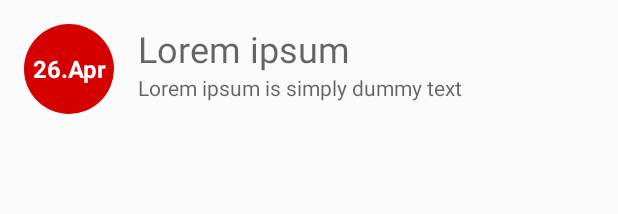
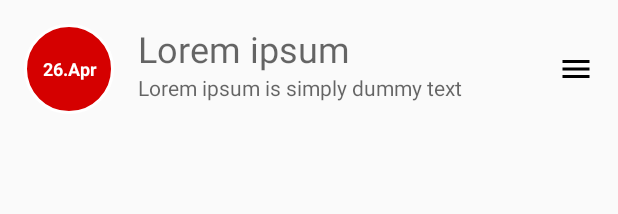
Before and after one commit to anvukelic/ADAZadaca, an Android app: the layout item_task.xml on its own in the app's theme, with its tools: preview values and no code run, on a phone screen of 412 x 824 dp. Shown: the top 214 px of the screen. Run offline under Robolectric (Android 15) with nearby library versions, the phone set to English and light mode, and no system bars.

Commit message:
Click listeners added
Need to fix problems with action on items click

```diff
--- a/app/src/main/java/ada/osc/taskie/TaskRepository.java
+++ b/app/src/main/java/ada/osc/taskie/TaskRepository.java
@@ -33,6 +33,8 @@ public class TaskRepository {
         mDatabase.delete(task);
     }
 
+    public void updateTaskPriority(Task task){mDatabase.updateTaskPriorty(task);}
+
     public List<Task> getTasks(){
         return mDatabase.getTasks();
     }
--- a/app/src/main/res/drawable-v24/shape_low_priority.xml
+++ b/app/src/main/res/drawable-v24/shape_low_priority.xml
@@ -2,4 +2,7 @@
     android:shape="oval">
     <solid
         android:color="#FFD600"/>
+    <stroke
+        android:width="2dp"
+        android:color="@android:color/background_light" />
 </shape>
--- a/app/src/main/res/drawable-v24/shape_medium_priority.xml
+++ b/app/src/main/res/drawable-v24/shape_medium_priority.xml
@@ -2,4 +2,7 @@
     android:shape="oval">
     <solid
         android:color="#FF9800"/>
+    <stroke
+        android:width="2dp"
+        android:color="@android:color/background_light" />
 </shape>
--- /dev/null
+++ b/app/src/main/res/drawable/ic_menu_black_24dp.xml
@@ -0,0 +1,9 @@
+<vector xmlns:android="http://schemas.android.com/apk/res/android"
+        android:width="24dp"
+        android:height="24dp"
+        android:viewportWidth="24.0"
+        android:viewportHeight="24.0">
+    <path
+        android:fillColor="#FF000000"
+        android:pathData="M3,18h18v-2L3,16v2zM3,13h18v-2L3,11v2zM3,6v2h18L21,6L3,6z"/>
+</vector>
--- a/app/src/main/res/drawable/shape_high_priority.xml
+++ b/app/src/main/res/drawable/shape_high_priority.xml
@@ -2,4 +2,7 @@
     android:shape="oval">
     <solid
         android:color="#D50000"/>
+    <stroke
+        android:width="2dp"
+        android:color="@android:color/background_light" />
 </shape>
--- a/app/src/main/res/layout/item_task.xml
+++ b/app/src/main/res/layout/item_task.xml
@@ -3,6 +3,7 @@
     xmlns:tools="http://schemas.android.com/tools"
     android:layout_width="match_parent"
     android:layout_height="wrap_content"
+    xmlns:app="http://schemas.android.com/apk/res-auto"
     android:layout_margin="@dimen/screen_margin">
 
 
@@ -22,7 +23,7 @@
         android:layout_alignBottom="@id/imageview_recyclerview_priority"
         android:gravity="center"
         android:textColor="#FFF"
-        android:textSize="16sp"
+        android:textSize="12sp"
         android:textStyle="bold"
         android:text="26.Apr" />
 
@@ -38,10 +39,9 @@
             android:id="@+id/textview_recyclerview_title"
             android:layout_width="wrap_content"
             android:layout_height="wrap_content"
-            android:textAllCaps="true"
+
             android:hint="Lorem ipsum"
             android:textSize="24sp" />
-
 
         <TextView
             android:id="@+id/textview_recyclerview_description"
@@ -49,6 +49,15 @@
             android:layout_height="wrap_content"
             android:hint="Lorem ipsum is simply dummy text" />
     </LinearLayout>
+    <ImageView
+        android:id="@+id/imageview_recyclerview_item_menu"
+        android:layout_width="wrap_content"
+        android:layout_height="wrap_content"
+        android:src="@drawable/ic_menu_black_24dp"
+        android:layout_alignParentEnd="true"
+        android:layout_centerInParent="true"
+        android:clickable="true"
+        android:focusable="true" />
 
 
 </RelativeLayout>
```
Also changed, not shown: app/src/main/java/ada/osc/taskie/TaskClickListener.java (added, +10 -0 lines), app/src/main/java/ada/osc/taskie/persistence/FakeDatabase.java (+8 -0 lines), app/src/main/java/ada/osc/taskie/ui/TaskActivity.java (+44 -3 lines), app/src/main/java/ada/osc/taskie/ui/TaskAdapter.java (+71 -32 lines), app/src/main/res/menu/popup_item_options_menu.xml (added, +13 -0 lines).
